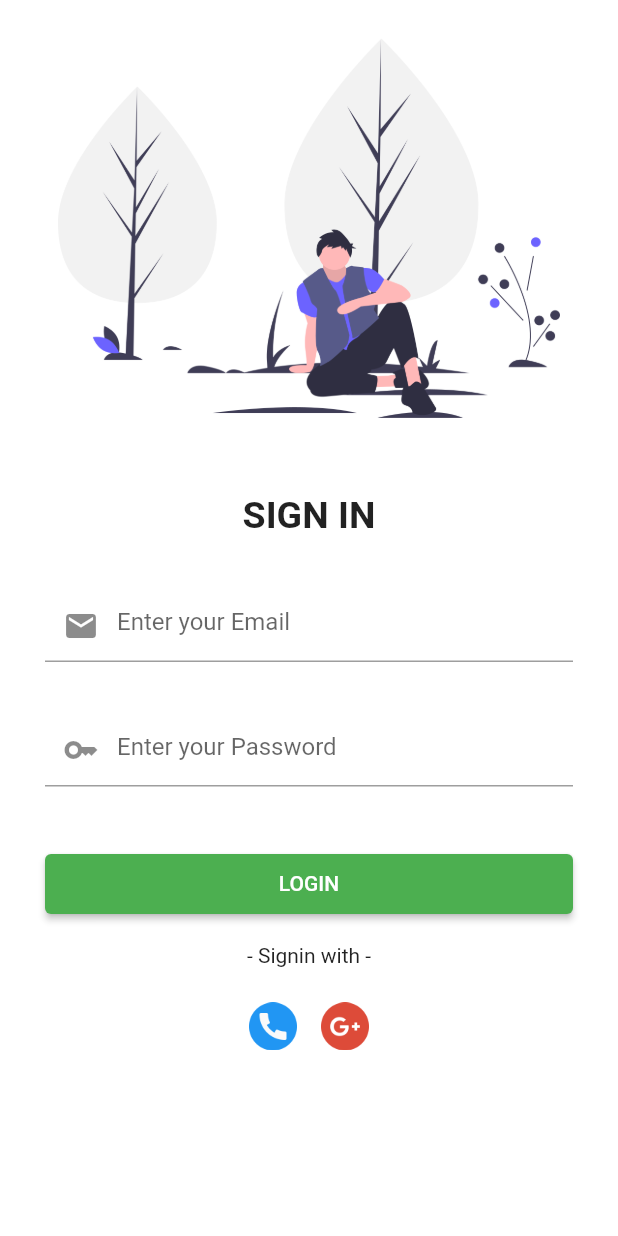
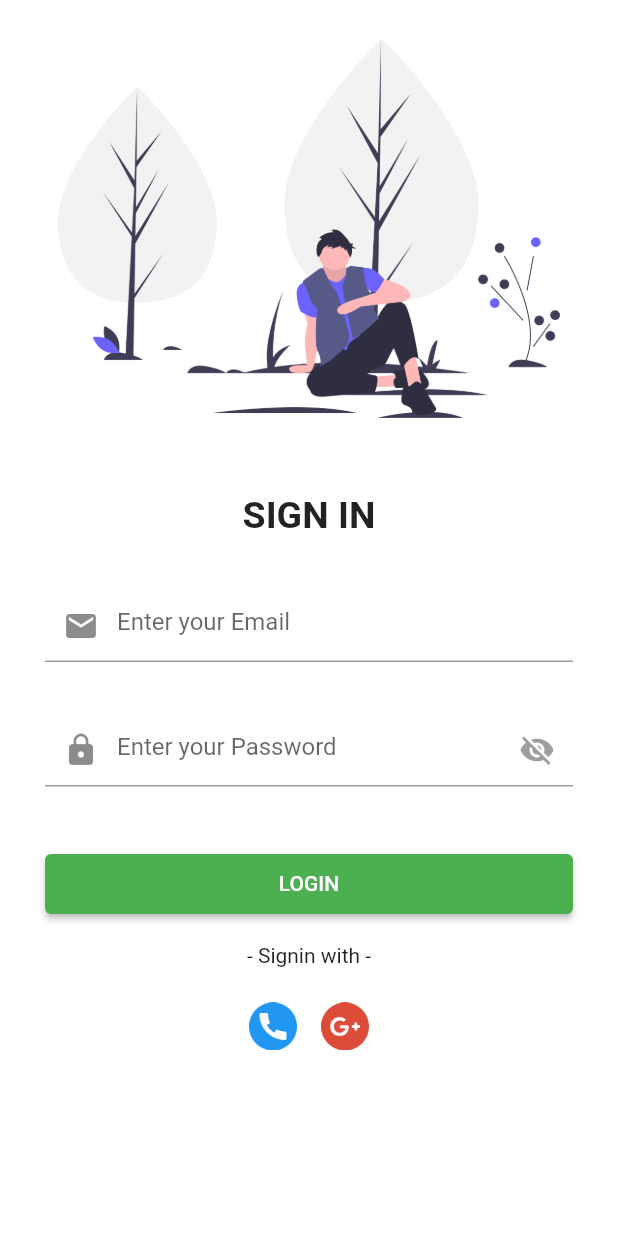
Before and after one commit to rakibur557/Firebase_with_Flutter, a Flutter app: the screen it shows after launch, on a phone screen of 412 x 824 dp. Run offline on Flutter 3.47's test engine with Material 2 defaults, Android fonts, the phone set to English and light mode, and no system bars; our stand-ins replace animated_splash_screen, firebase_auth, firebase_core, google_sign_in; accounts and stored records are empty.

Commit message:
homeScreen Design

```diff
--- a/simple/lib/pages/LoginScreen.dart
+++ b/simple/lib/pages/LoginScreen.dart
@@ -1,9 +1,6 @@
-import 'package:firebase_auth/firebase_auth.dart';
 import 'package:flutter/cupertino.dart';
 import 'package:flutter/material.dart';
-import 'package:google_sign_in/google_sign_in.dart';
-
-//import 'package:simple/pages/HomeScreen.dart';
+import 'package:simple/services/googleServiceProvider.dart';
 import 'HomeScreen.dart';
 
 class LoginScreen extends StatefulWidget {
@@ -14,24 +11,12 @@ class LoginScreen extends StatefulWidget {
 }
 
 class _LoginScreenState extends State<LoginScreen> {
-  ///late GoogleSignInAccount userobj;
-  //GoogleSignIn googleSignIn = GoogleSignIn(scopes: ['email']);
-  // Future signInProcess() async{
-  //   final GoogleSignInAccount? googleSignInAccount = await GoogleSignIn().signIn();
-  //   final GoogleSignInAuthentication googleSignInAuthentication = await googleSignInAccount!.authentication;
-  //   AuthCredential credential = GoogleAuthProvider.credential(idToken: googleSignInAuthentication.idToken, accessToken: googleSignInAuthentication.accessToken );
-  //   UserCredential result = await FirebaseAuth.instance.signInWithCredential(credential);
-  //   User? user = result.user;
-  //
-  //   if(user != null){
-  //     print('IF IS WORKING');
-  //     Navigator.push(context, CupertinoPageRoute(builder: (context)=>HomeScreen()));
-  //   }
-  // }
+  googleServiceProvider googleService = googleServiceProvider();
+  var obscureText = true; //password visibity controller
 
   @override
   Widget build(BuildContext context) {
-    // GoogleSignInAccount? user = googleSignIn.currentUser;
+    //EXIT CONTROLLER START HERE
     return WillPopScope(
       onWillPop: () async {
         final value = await showDialog<bool>(
@@ -58,12 +43,14 @@ class _LoginScreenState extends State<LoginScreen> {
           return Future.value(false);
         }
       },
+      //SCAFFOLD DESIGN START HERE
       child: Scaffold(
         backgroundColor: Colors.white,
         body: SafeArea(
           child: SingleChildScrollView(
             child: Column(
               children: [
+                //LOGIN SCREEEN IMAGE START HERE
                 Image.asset('assets/images/login.png'),
                 const SizedBox(
                   height: 25,
@@ -78,8 +65,7 @@ class _LoginScreenState extends State<LoginScreen> {
 
                 //EMAIL FIELD START HERE
                 const Padding(
-                  padding:
-                       EdgeInsets.symmetric(horizontal: 30, vertical: 35),
+                  padding: EdgeInsets.symmetric(horizontal: 30, vertical: 35),
                   child: TextField(
                     decoration: InputDecoration(
                       hintText: 'Enter your Email',
@@ -89,14 +75,29 @@ class _LoginScreenState extends State<LoginScreen> {
                 ),
 
                 //PASSWORD FIELD START HERE
-                const Padding(
-                  padding:
-                       EdgeInsets.symmetric(horizontal: 30, vertical: 0),
+                Padding(
+                  padding: EdgeInsets.symmetric(horizontal: 30, vertical: 0),
                   child: TextField(
-                    obscureText: true,
+                    obscureText: obscureText,
                     decoration: InputDecoration(
                       hintText: 'Enter your Password',
-                      prefixIcon: Icon(Icons.key),
+                      prefixIcon: Icon(Icons.lock),
+                      suffixIcon: GestureDetector(
+                          onTap: () {
+                            setState(() {
+                              obscureText = !obscureText;
+                            });
+                          },
+                          child: obscureText
+                              ? const Icon(
+                                  Icons.visibility_off,
+                                  color: Colors.grey,
+
+                                )
+                              : const Icon(
+                                  Icons.visibility,
+                                  color: Colors.green,
+                                )),
                     ),
                   ),
                 ),
@@ -135,59 +136,23 @@ class _LoginScreenState extends State<LoginScreen> {
                     // GOOGLE SECTION
                     IconButton(
                         onPressed: () async {
-                          await signInWithGoogle();
+                          await googleService.signInWithGoogle();
                           setState(() {
                             Navigator.pushReplacement(
                                 context,
                                 CupertinoPageRoute(
-                                    builder: (context) => HomeScreen()));
+                                    builder: (context) => HomeScreen(
+                                        email: googleService.email,
+                                        name: googleService.name,
+                                        photoUrl: googleService.photoUrl)));
                             //Navigator.push(context, MaterialPageRoute(builder: (context)=>HomeScreen()));
                           });
-                          // await GoogleSignIn().signIn().then((value) {
-                          //   setState(() {
-                          //     //userobj = value!;
-                          //   });
-                          // });
                         },
                         icon: Image.asset(
                           'assets/images/google.png',
                         )),
                   ],
                 ),
-
-/*
-                //GOOGLE BUTTON START HERE
-                Padding(
-                  padding: const EdgeInsets.only(top: 10, bottom: 15, left: 30, right: 30),
-                  child: Container(
-                    height: 40,
-                    width: double.infinity,
-                    child: ElevatedButton(
-                      style: ElevatedButton.styleFrom(
-                        primary: Colors.red,
-                      ),
-                      onPressed: () {},
-                      child: Text('Sign in with Google'),
-                    ),
-                  ),
-                ),
-
-                //PHONE BUTTON START HERE
-                Padding(
-                  padding: const EdgeInsets.only(top: 10, bottom: 15, left: 30, right: 30),
-                  child: Container(
-                    height: 40,
-                    width: double.infinity,
-                    child: ElevatedButton(
-                      style: ElevatedButton.styleFrom(
-                        primary: Colors.blue,
-                      ),
-                      onPressed: () {},
-                      child: Text('Sign in with Phone'),
-                    ),
-                  ),
-                ),
-*/
               ],
             ),
           ),
@@ -195,23 +160,4 @@ class _LoginScreenState extends State<LoginScreen> {
       ),
     );
   }
-
-  //----------------
-  Future<UserCredential> signInWithGoogle() async {
-    // Trigger the authentication flow
-    final GoogleSignInAccount? googleUser = await GoogleSignIn().signIn();
-
-    // Obtain the auth details from the request
-    final GoogleSignInAuthentication? googleAuth =
-        await googleUser?.authentication;
-
-    // Create a new credential
-    final credential = GoogleAuthProvider.credential(
-      accessToken: googleAuth?.accessToken,
-      idToken: googleAuth?.idToken,
-    );
-
-    // Once signed in, return the UserCredential
-    return await FirebaseAuth.instance.signInWithCredential(credential);
-  }
 }
```
Also changed, not shown: simple/lib/pages/HomeScreen.dart (+38 -4 lines).
